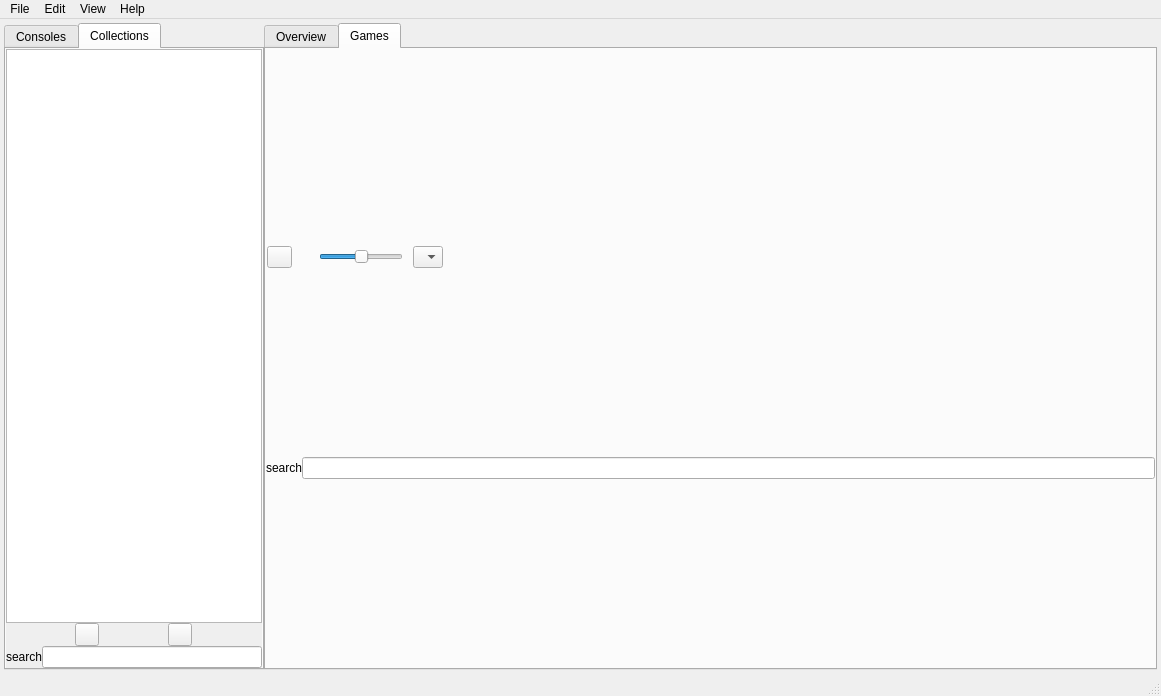
Qt form mainwindow.ui (nicolas-daures/ArcadeRoom) before a commit.
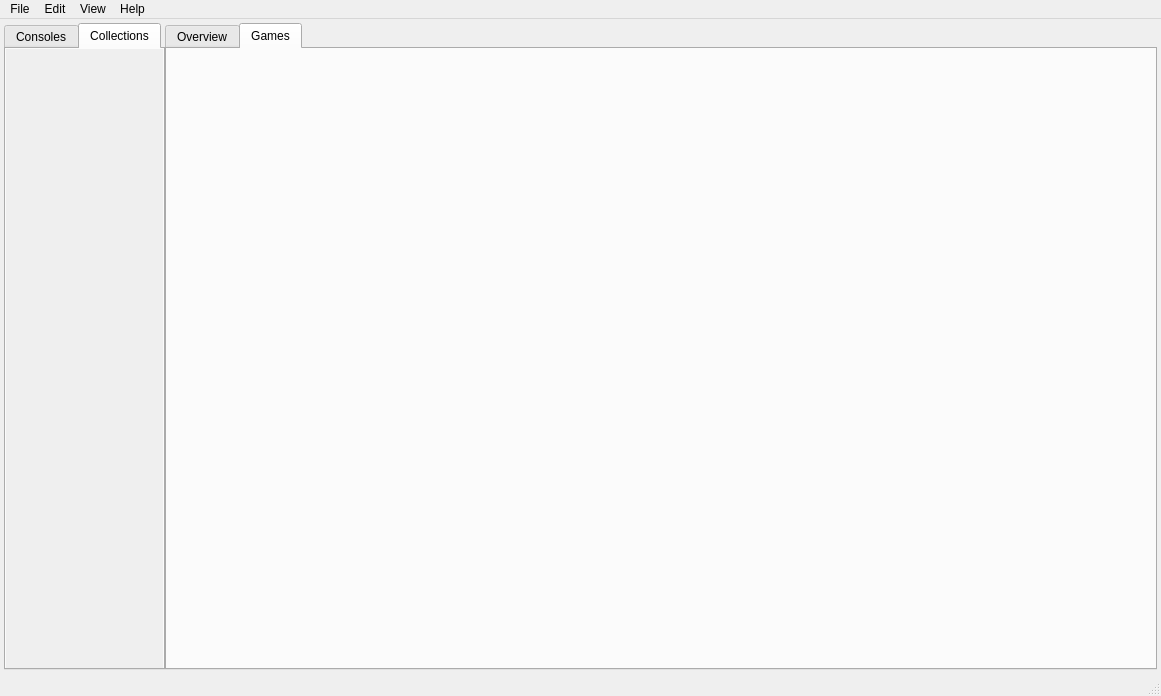
The same form after that commit. The open tabs and pages were chosen to show the change. Icons and pictures are not drawn.

Commit message: Split main window : step 1 (create .ui for each tab).

```diff
--- a/mainwindow.ui
+++ b/mainwindow.ui
@@ -62,7 +62,7 @@
          <enum>Qt::LeftToRight</enum>
         </property>
         <property name="currentIndex">
-         <number>1</number>
+         <number>0</number>
         </property>
         <widget class="QWidget" name="tabConsoles">
          <property name="sizePolicy">
@@ -93,45 +93,6 @@
           <property name="bottomMargin">
            <number>0</number>
           </property>
-          <item>
-           <layout class="QVBoxLayout" name="tabConsolesVerticalLayout">
-            <property name="spacing">
-             <number>0</number>
-            </property>
-            <item>
-             <widget class="QComboBox" name="comboBoxPlatformSorting"/>
-            </item>
-            <item>
-             <widget class="QTreeWidget" name="treeWidget">
-              <column>
-               <property name="text">
-                <string notr="true">Name</string>
-               </property>
-              </column>
-             </widget>
-            </item>
-            <item>
-             <layout class="QHBoxLayout" name="treeSearchHorizontalLayout">
-              <property name="spacing">
-               <number>0</number>
-              </property>
-              <item>
-               <widget class="QLabel" name="treeSearchLabel">
-                <property name="text">
-                 <string>search</string>
-                </property>
-                <property name="margin">
-                 <number>5</number>
-                </property>
-               </widget>
-              </item>
-              <item>
-               <widget class="QLineEdit" name="treeSearch"/>
-              </item>
-             </layout>
-            </item>
-           </layout>
-          </item>
          </layout>
         </widget>
         <widget class="QWidget" name="tabCollections">
@@ -163,105 +124,6 @@
           <property name="bottomMargin">
            <number>0</number>
           </property>
-          <item>
-           <widget class="QWidget" name="verticalWidget" native="true">
-            <property name="enabled">
-             <bool>true</bool>
-            </property>
-            <property name="sizePolicy">
-             <sizepolicy hsizetype="Expanding" vsizetype="Expanding">
-              <horstretch>0</horstretch>
-              <verstretch>0</verstretch>
-             </sizepolicy>
-            </property>
-            <layout class="QVBoxLayout" name="collectionVerticalLayout">
-             <property name="spacing">
-              <number>0</number>
-             </property>
-             <property name="sizeConstraint">
-              <enum>QLayout::SetDefaultConstraint</enum>
-             </property>
-             <property name="leftMargin">
-              <number>0</number>
-             </property>
-             <property name="topMargin">
-              <number>0</number>
-             </property>
-             <property name="rightMargin">
-              <number>0</number>
-             </property>
-             <property name="bottomMargin">
-              <number>0</number>
-             </property>
-             <item>
-              <widget class="QListWidget" name="collectionList">
-               <property name="sizePolicy">
-                <sizepolicy hsizetype="Expanding" vsizetype="Expanding">
-                 <horstretch>0</horstretch>
-                 <verstretch>0</verstretch>
-                </sizepolicy>
-               </property>
-               <property name="autoFillBackground">
-                <bool>false</bool>
-               </property>
-              </widget>
-             </item>
-             <item>
-              <layout class="QHBoxLayout" name="collectionToolBar">
-               <item>
-                <widget class="QToolButton" name="collectionAddButton">
-                 <property name="text">
-                  <string/>
-                 </property>
-                 <property name="icon">
-                  <iconset resource="resources.qrc">
-                   <normaloff>:/icons/resources/icons/white/add.png</normaloff>:/icons/resources/icons/white/add.png</iconset>
-                 </property>
-                </widget>
-               </item>
-               <item>
-                <widget class="QToolButton" name="collectionDeleteButton">
-                 <property name="text">
-                  <string/>
-                 </property>
-                 <property name="icon">
-                  <iconset resource="resources.qrc">
-                   <normaloff>:/icons/resources/icons/white/delete.png</normaloff>:/icons/resources/icons/white/delete.png</iconset>
-                 </property>
-                </widget>
-               </item>
-              </layout>
-             </item>
-             <item>
-              <layout class="QHBoxLayout" name="collectionSearchHorizontalLayout">
-               <property name="spacing">
-                <number>0</number>
-               </property>
-               <item>
-                <widget class="QLabel" name="collectionSearchLabel">
-                 <property name="text">
-                  <string>search</string>
-                 </property>
-                 <property name="margin">
-                  <number>5</number>
-                 </property>
-                </widget>
-               </item>
-               <item>
-                <widget class="QLineEdit" name="collectionSearch">
-                 <property name="sizePolicy">
-                  <sizepolicy hsizetype="Expanding" vsizetype="Fixed">
-                   <horstretch>0</horstretch>
-                   <verstretch>0</verstretch>
-                  </sizepolicy>
-                 </property>
-                </widget>
-               </item>
-              </layout>
-             </item>
-            </layout>
-           </widget>
-          </item>
          </layout>
         </widget>
        </widget>
@@ -296,178 +158,6 @@
           <property name="bottomMargin">
            <number>0</number>
           </property>
-          <item>
-           <widget class="QWidget" name="GamesToolsBar" native="true">
-            <layout class="QHBoxLayout" name="GamesToolsBarLayout">
-             <property name="spacing">
-              <number>10</number>
-             </property>
-             <property name="sizeConstraint">
-              <enum>QLayout::SetFixedSize</enum>
-             </property>
-             <property name="leftMargin">
-              <number>1</number>
-             </property>
-             <property name="bottomMargin">
-              <number>1</number>
-             </property>
-             <item>
-              <widget class="QPushButton" name="buttonNoCover">
-               <property name="maximumSize">
-                <size>
-                 <width>25</width>
-                 <height>25</height>
-                </size>
-               </property>
-               <property name="text">
-                <string/>
-               </property>
-               <property name="icon">
-                <iconset resource="resources.qrc">
-                 <normaloff>:/icons/resources/icons/white/cover.png</normaloff>
-                 <normalon>:/icons/resources/icons/white/no_cover.png</normalon>:/icons/resources/icons/white/cover.png</iconset>
-               </property>
-               <property name="checkable">
-                <bool>true</bool>
-               </property>
-               <property name="checked">
-                <bool>false</bool>
-               </property>
-              </widget>
-             </item>
-             <item>
-              <widget class="QLabel" name="coverSizeIcon">
-               <property name="maximumSize">
-                <size>
-                 <width>25</width>
-                 <height>25</height>
-                </size>
-               </property>
-               <property name="text">
-                <string/>
-               </property>
-               <property name="pixmap">
-                <pixmap resource="resources.qrc">:/icons/resources/icons/white/covers_size.png</pixmap>
-               </property>
-              </widget>
-             </item>
-             <item>
-              <widget class="QSlider" name="horizontalSlider">
-               <property name="sizePolicy">
-                <sizepolicy hsizetype="Fixed" vsizetype="Fixed">
-                 <horstretch>0</horstretch>
-                 <verstretch>0</verstretch>
-                </sizepolicy>
-               </property>
-               <property name="minimum">
-                <number>50</number>
-               </property>
-               <property name="maximum">
-                <number>150</number>
-               </property>
-               <property name="value">
-                <number>100</number>
-               </property>
-               <property name="orientation">
-                <enum>Qt::Horizontal</enum>
-               </property>
-              </widget>
-             </item>
-             <item>
-              <widget class="QComboBox" name="layoutTypeComboBox">
-               <property name="currentText">
-                <string notr="true"/>
-               </property>
-               <item>
-                <property name="text">
-                 <string notr="true"/>
-                </property>
-                <property name="icon">
-                 <iconset resource="resources.qrc">
-                  <normaloff>:/icons/resources/icons/white/layout_grid3xn.png</normaloff>:/icons/resources/icons/white/layout_grid3xn.png</iconset>
-                </property>
-               </item>
-               <item>
-                <property name="text">
-                 <string notr="true"/>
-                </property>
-                <property name="icon">
-                 <iconset resource="resources.qrc">
-                  <normaloff>:/icons/resources/icons/white/layout_grid3xn.png</normaloff>:/icons/resources/icons/white/layout_grid3xn.png</iconset>
-                </property>
-               </item>
-               <item>
-                <property name="text">
-                 <string notr="true"/>
-                </property>
-                <property name="icon">
-                 <iconset resource="resources.qrc">
-                  <normaloff>:/icons/resources/icons/white/layout_grid3xn.png</normaloff>:/icons/resources/icons/white/layout_grid3xn.png</iconset>
-                </property>
-               </item>
-               <item>
-                <property name="text">
-                 <string notr="true"/>
-                </property>
-                <property name="icon">
-                 <iconset resource="resources.qrc">
-                  <normaloff>:/icons/resources/icons/white/layout_horizontal.png</normaloff>:/icons/resources/icons/white/layout_horizontal.png</iconset>
-                </property>
-               </item>
-               <item>
-                <property name="text">
-                 <string notr="true"/>
-                </property>
-                <property name="icon">
-                 <iconset resource="resources.qrc">
-                  <normaloff>:/icons/resources/icons/white/layout_list.png</normaloff>:/icons/resources/icons/white/layout_list.png</iconset>
-                </property>
-               </item>
-              </widget>
-             </item>
-             <item>
-              <spacer name="horizontalSpacer">
-               <property name="orientation">
-                <enum>Qt::Horizontal</enum>
-               </property>
-               <property name="sizeHint" stdset="0">
-                <size>
-                 <width>40</width>
-                 <height>20</height>
-                </size>
-               </property>
-              </spacer>
-             </item>
-            </layout>
-           </widget>
-          </item>
-          <item>
-           <layout class="QVBoxLayout" name="gameListContainerLayout">
-            <property name="spacing">
-             <number>0</number>
-            </property>
-           </layout>
-          </item>
-          <item>
-           <layout class="QHBoxLayout" name="gridSearchHorizontalLayout">
-            <property name="spacing">
-             <number>0</number>
-            </property>
-            <item>
-             <widget class="QLabel" name="gridSearchLabel">
-              <property name="text">
-               <string>search</string>
-              </property>
-              <property name="margin">
-               <number>5</number>
-              </property>
-             </widget>
-            </item>
-            <item>
-             <widget class="QLineEdit" name="gridSearch"/>
-            </item>
-           </layout>
-          </item>
          </layout>
         </widget>
        </widget>
@@ -482,7 +172,7 @@
      <x>0</x>
      <y>0</y>
      <width>1161</width>
-     <height>27</height>
+     <height>26</height>
     </rect>
    </property>
    <widget class="QMenu" name="menuFile">
```
Left out of the diff: 4 changed lines with no effect on the pictures. The commit also changes 3 other files.
